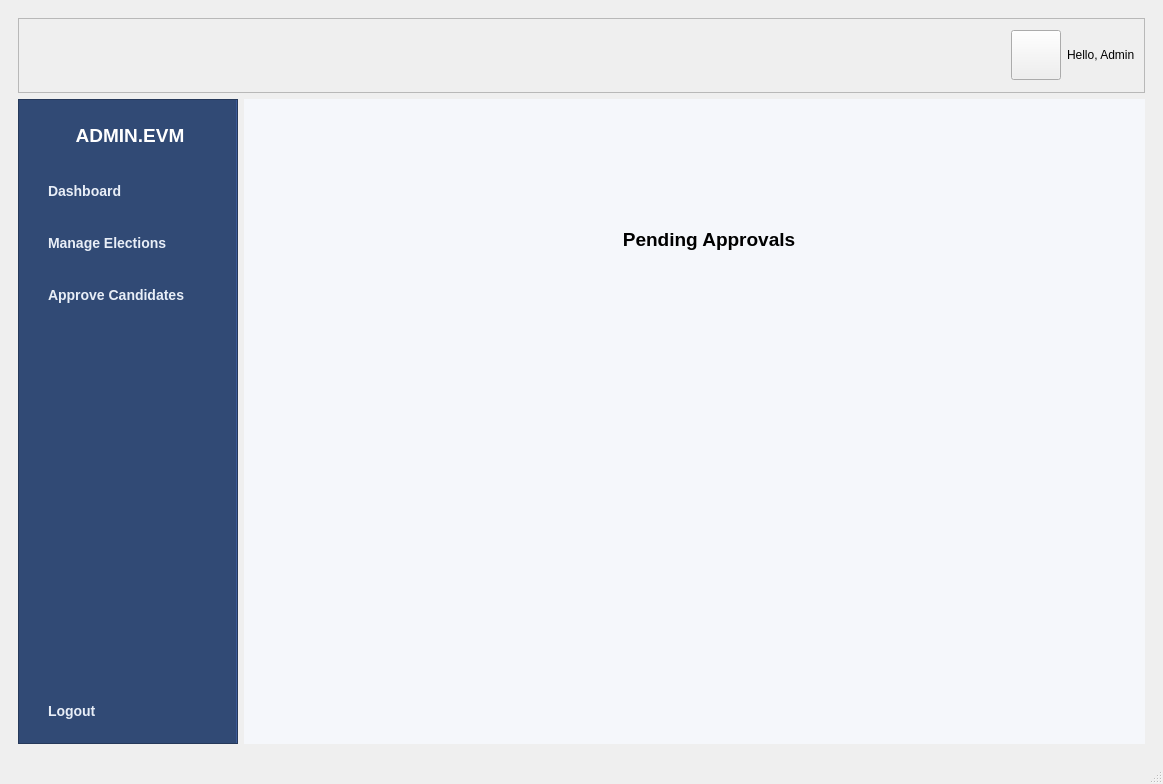
The window that online_voting_app/mainwindow.ui (goblegue/pak.evm) describes before a commit, drawn with Qt 5.
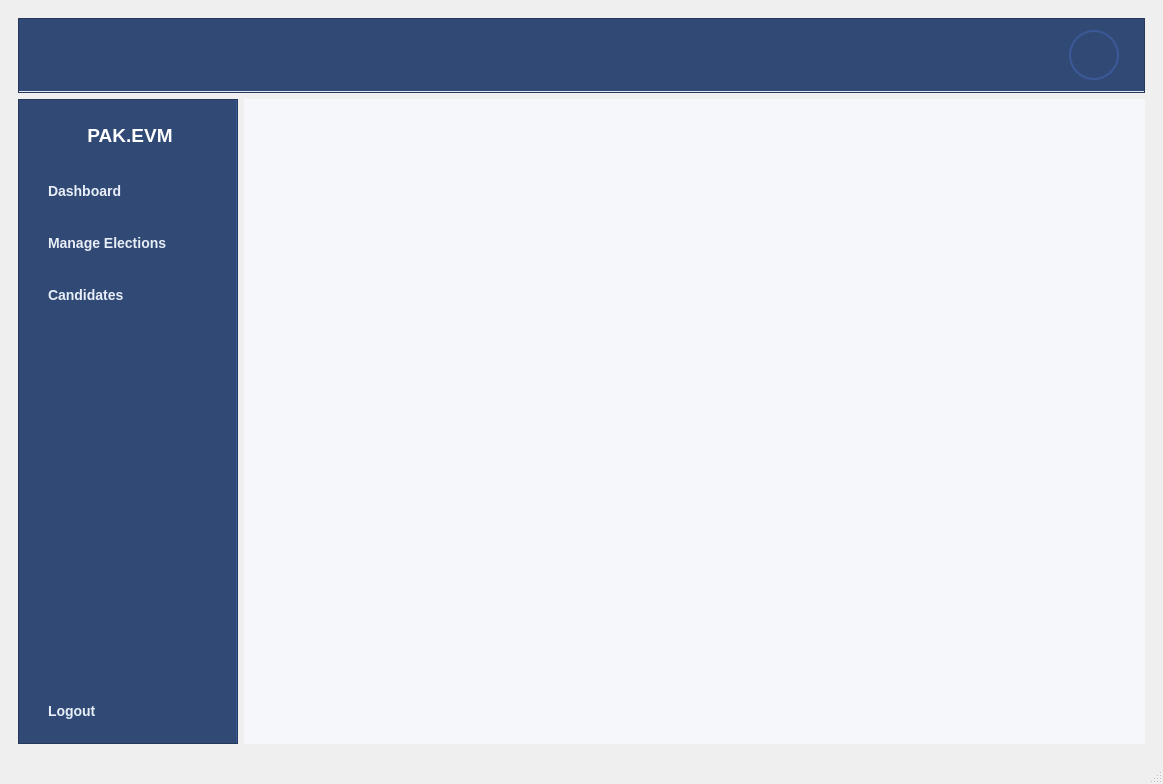
The same window after the commit. The open tabs and pages were chosen to show the change. Icons and pictures are not drawn.

Patch:
```diff
--- a/online_voting_app/mainwindow.ui
+++ b/online_voting_app/mainwindow.ui
@@ -138,17 +138,17 @@
    8. PROFILE TOP BAR
 ======================================================= */
 /* The Avatar Button */
-QPushButton#profilePicBtn {
+QPushButton#userProfilePicBtn, QPushButton#adminProfilePicBtn {
     background-color: transparent;
     border: 2px solid #3b5998; /* A nice blue ring around the profile pic */
     border-radius: 25px; /* Makes it a perfect circle (assuming 50x50 size) */
 }
-QPushButton#profilePicBtn:hover {
+QPushButton#userProfilePicBtn, QPushButton#adminProfilePicBtn:hover {
     border: 2px solid #4b6ea8; /* Lighter blue glow on hover */
 }
 
 /* The Name Label */
-QLabel#userNameLabel {
+QLabel#userNameLabel, QLabel#adminNameLabel {
     color: #ffffff; /* Assuming this is on a light background now. If dark, use 'white' */
     font-size: 16px;
     font-weight: bold;
@@ -160,7 +160,7 @@
 ======================================================= */
 
 /* The Top Navigation Bar (Holding Name and Profile Pic) */
-QFrame#topNavbarFrame {
+QFrame#userTopNavbarFrame, QFrame#adminTopNavbarFrame {
     background-color: #314a75; /* Crisp white background */
     border-bottom: 2px solid #e0eaf5; /* Subtle grey-blue line separating header from content */
 }
@@ -175,53 +175,7 @@
     background-color: transparent; 
 }
 
-/* =======================================================
-   11. SCROLL AREA &amp; DYNAMIC ELECTION CARDS
-======================================================= */
-
-/* Remove the ugly border around the Scroll Area */
-QScrollArea#electionsScrollArea {
-    border: none;
-    background-color: transparent;
-}
-
-/* Make the background of the scroll content match your dashboard */
-QWidget#scrollAreaWidgetContents {
-    background-color: transparent;
-}
-
-/* Style the dynamically generated buttons to look like modern Cards */
-QPushButton[class=&quot;electionCardBtn&quot;] {
-    background-color: #ffffff;
-    border: 1px solid #d1d9e6;
-    border-radius: 12px;
-    color: #1a2845; /* Dark text */
-    font-size: 18px;
-    font-weight: bold;
-    padding: 25px; /* Big padding makes it a 'Card' instead of a tiny button */
-    text-align: left; /* Text on the left */
-    margin-bottom: 10px; /* Space between cards */
-}
-
-/* Hover Effect for the Election Cards */
-QPushButton[class=&quot;electionCardBtn&quot;]:hover {
-    background-color: #f0f4fa;
-    border: 2px solid #3b5998; /* Highlight edge in theme blue */
-    color: #3b5998;
-}
-
-/* Custom Scrollbar (Makes it look sleek like Mac/Web) */
-QScrollBar:vertical {
-    border: none;
-    background: #e0eaf5;
-    width: 10px;
-    border-radius: 5px;
-}
-QScrollBar::handle:vertical {
-    background: #3b5998;
-    min-height: 30px;
-    border-radius: 5px;
-}</string>
+</string>
   </property>
   <widget class="QWidget" name="centralwidget">
    <layout class="QVBoxLayout" name="verticalLayout_3">
@@ -945,7 +899,7 @@
            <item row="0" column="2">
             <widget class="QLabel" name="adminNameLabel">
              <property name="text">
-              <string>Hello, Admin</string>
+              <string/>
              </property>
             </widget>
            </item>
@@ -1010,7 +964,7 @@
              <item>
               <widget class="QLabel" name="label_adminLogo">
                <property name="text">
-                <string>&lt;html&gt;&lt;head/&gt;&lt;body&gt;&lt;p align=&quot;center&quot;&gt;&lt;span style=&quot; font-size:14pt; font-weight:700; color:#ffffff;&quot;&gt;ADMIN.EVM&lt;/span&gt;&lt;/p&gt;&lt;/body&gt;&lt;/html&gt;</string>
+                <string>&lt;html&gt;&lt;head/&gt;&lt;body&gt;&lt;p align=&quot;center&quot;&gt;&lt;span style=&quot; font-size:14pt; font-weight:700; color:#ffffff;&quot;&gt;PAK.EVM&lt;/span&gt;&lt;/p&gt;&lt;/body&gt;&lt;/html&gt;</string>
                </property>
               </widget>
              </item>
@@ -1031,7 +985,7 @@
              <item>
               <widget class="QPushButton" name="btnAdminCandidates">
                <property name="text">
-                <string>Approve Candidates</string>
+                <string>Candidates</string>
                </property>
               </widget>
              </item>
@@ -1063,51 +1017,8 @@
             <property name="currentIndex">
              <number>0</number>
             </property>
-            <widget class="QWidget" name="adminInnerPage_Home">
-             <widget class="QLabel" name="label_adminHomeText">
-              <property name="geometry">
-               <rect>
-                <x>330</x>
-                <y>90</y>
-                <width>231</width>
-                <height>41</height>
-               </rect>
-              </property>
-              <property name="text">
-               <string>&lt;html&gt;&lt;head/&gt;&lt;body&gt;&lt;p align=&quot;center&quot;&gt;&lt;span style=&quot; font-size:14pt; font-weight:700; color:#000000;&quot;&gt;Welcome Admin&lt;/span&gt;&lt;/p&gt;&lt;/body&gt;&lt;/html&gt;</string>
-              </property>
-             </widget>
-            </widget>
-            <widget class="QWidget" name="adminInnerPage_Elections">
-             <widget class="QLabel" name="label_adminElectionsText">
-              <property name="geometry">
-               <rect>
-                <x>300</x>
-                <y>140</y>
-                <width>229</width>
-                <height>23</height>
-               </rect>
-              </property>
-              <property name="text">
-               <string>&lt;html&gt;&lt;head/&gt;&lt;body&gt;&lt;p align=&quot;center&quot;&gt;&lt;span style=&quot; font-size:14pt; font-weight:700; color:#000000;&quot;&gt;Election Controls&lt;/span&gt;&lt;/p&gt;&lt;/body&gt;&lt;/html&gt;</string>
-              </property>
-             </widget>
-            </widget>
-            <widget class="QWidget" name="adminInnerPage_Candidates">
-             <widget class="QLabel" name="label_adminCandidatesText">
-              <property name="geometry">
-               <rect>
-                <x>340</x>
-                <y>120</y>
-                <width>250</width>
-                <height>41</height>
-               </rect>
-              </property>
-              <property name="text">
-               <string>&lt;html&gt;&lt;head/&gt;&lt;body&gt;&lt;p align=&quot;center&quot;&gt;&lt;span style=&quot; font-size:14pt; font-weight:700; color:#000000;&quot;&gt;Pending Approvals&lt;/span&gt;&lt;/p&gt;&lt;/body&gt;&lt;/html&gt;</string>
-              </property>
-             </widget>
-            </widget>
+            <widget class="QWidget" name="adminInnerPage_Home"/>
+            <widget class="QWidget" name="adminInnerPage_Elections"/>
            </widget>
           </item>
          </layout>
```
Left out of the diff: 103 changed lines with no effect on the pictures.
